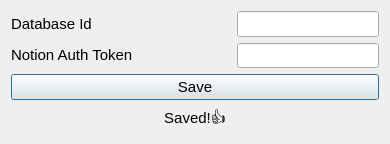
This is gui/credentials.ui in SenaThenu/kindle-clippings-to-notion as Qt 5 draws it before an edit. The edited form follows.
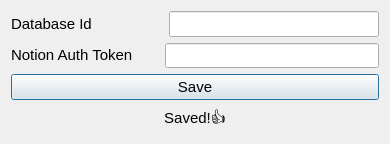
This is the edited form. Icons and pictures are not drawn.

What changed in the file:
```diff
--- a/gui/credentials.ui
+++ b/gui/credentials.ui
@@ -104,9 +104,12 @@
          <property name="orientation">
           <enum>Qt::Horizontal</enum>
          </property>
+         <property name="sizeType">
+          <enum>QSizePolicy::Minimum</enum>
+         </property>
          <property name="sizeHint" stdset="0">
           <size>
-           <width>40</width>
+           <width>50</width>
            <height>20</height>
           </size>
          </property>
@@ -123,6 +126,9 @@
          <property name="statusTip">
           <string/>
          </property>
+         <property name="echoMode">
+          <enum>QLineEdit::Password</enum>
+         </property>
         </widget>
        </item>
       </layout>
@@ -203,9 +209,12 @@
          <property name="orientation">
           <enum>Qt::Horizontal</enum>
          </property>
+         <property name="sizeType">
+          <enum>QSizePolicy::Minimum</enum>
+         </property>
          <property name="sizeHint" stdset="0">
           <size>
-           <width>40</width>
+           <width>5</width>
            <height>20</height>
           </size>
          </property>
@@ -238,7 +247,7 @@
           <string/>
          </property>
          <property name="echoMode">
-          <enum>QLineEdit::Normal</enum>
+          <enum>QLineEdit::Password</enum>
          </property>
          <property name="placeholderText">
           <string/>
```
Left out of the diff: 2 changed lines with no effect on the pictures.
